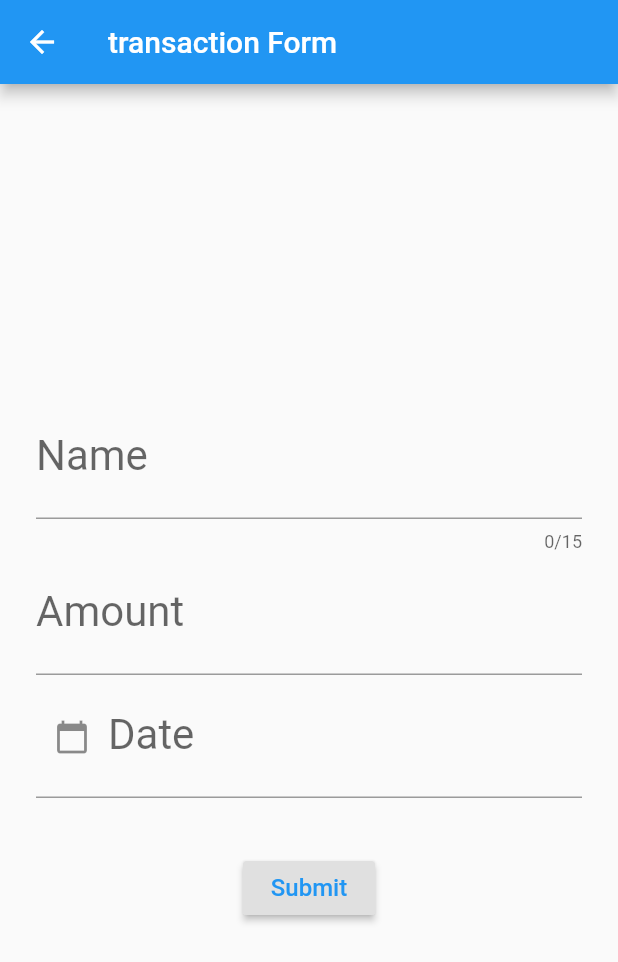
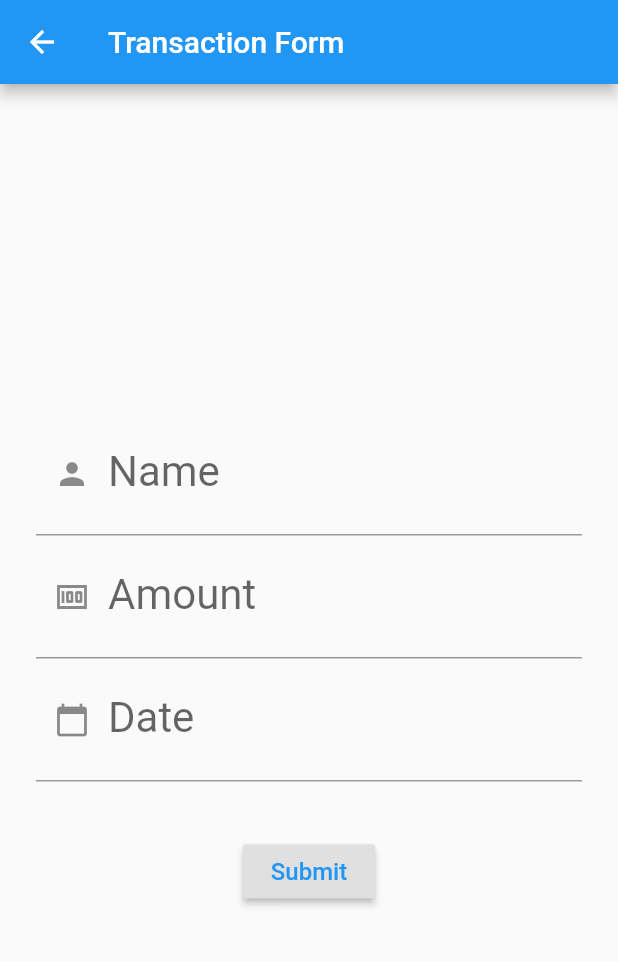
Before and after one commit to pranjal0207/personal_finance_management_app, a Flutter app: the screen it shows after launch, item 2 of the bottom bar chosen, on a phone screen of 412 x 824 dp. Shown: the top 962 px of the screen. Run offline on Flutter 3.47's test engine with Material 2 defaults, Android fonts, the phone set to English and light mode, and no system bars; our stand-ins replace flutter_bloc, sqflite; accounts and stored records are empty.

Commit message:
bugs resolved

```diff
--- a/lib/transaction_form.dart
+++ b/lib/transaction_form.dart
@@ -47,8 +47,13 @@ class TransactionFormState extends State<TransactionForm> {
   Widget _buildName() {
     return TextFormField(
       initialValue: _name,
-      decoration: InputDecoration(labelText: 'Name'),
-      maxLength: 15,
+      decoration: InputDecoration(
+        labelText: 'Name',
+        prefixIcon: InkWell(
+          child : Icon(Icons.person) ,
+        ),
+      ),
+      //maxLength: 15,
       style: TextStyle(fontSize: 28),
       validator: (String value) {
         if (value.isEmpty) {
@@ -65,7 +70,12 @@ class TransactionFormState extends State<TransactionForm> {
 
   Widget _buildAmount() {
     return TextFormField(
-      decoration: InputDecoration(labelText: 'Amount'),
+      decoration: InputDecoration(
+        labelText: 'Amount',
+        prefixIcon: InkWell(
+          child : Icon(Icons.money) ,
+        ),
+      ),
       keyboardType: TextInputType.number,
       style: TextStyle(fontSize: 28),
       validator: (String value) {
@@ -85,6 +95,7 @@ class TransactionFormState extends State<TransactionForm> {
 
   Widget _builddate(BuildContext context) {
     return TextFormField(
+      readOnly: true,
       controller: datecontroller,
       decoration: InputDecoration(
         labelText: 'Date',
@@ -116,7 +127,7 @@ class TransactionFormState extends State<TransactionForm> {
   @override
   Widget build(BuildContext context) {
     return Scaffold(
-      appBar: AppBar(title: Text("transaction Form")),
+      appBar: AppBar(title: Text("Transaction Form")),
       body: Container(
         margin: EdgeInsets.all(24),
         child: Form(
```
Also changed, not shown: lib/filter.dart (+51 -8 lines), lib/transaction_list.dart (+14 -6 lines).
